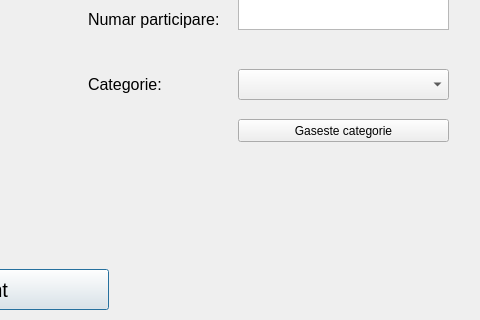
The window that Competitie_Sportiva/adaugare_participant.ui (Nionutlucian/DatabaseProject-Sport-Competition) describes before a commit, drawn with Qt 5; both pictures show x 272 to 752 and y 121 to 441 of the 752 by 441 pixel window.
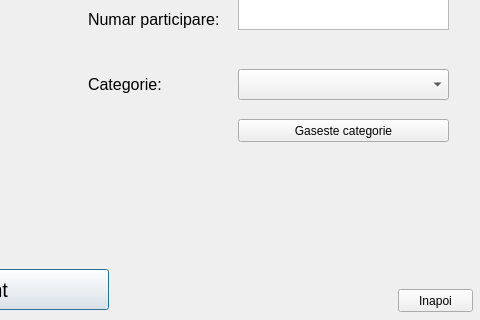
The same window after the commit.

The edit to the form file:
```diff
--- a/Competitie_Sportiva/adaugare_participant.ui
+++ b/Competitie_Sportiva/adaugare_participant.ui
@@ -358,6 +358,19 @@
     </rect>
    </property>
   </widget>
+  <widget class="QPushButton" name="b_inapoi">
+   <property name="geometry">
+    <rect>
+     <x>670</x>
+     <y>410</y>
+     <width>75</width>
+     <height>23</height>
+    </rect>
+   </property>
+   <property name="text">
+    <string>Inapoi</string>
+   </property>
+  </widget>
  </widget>
  <resources/>
  <connections/>
```
